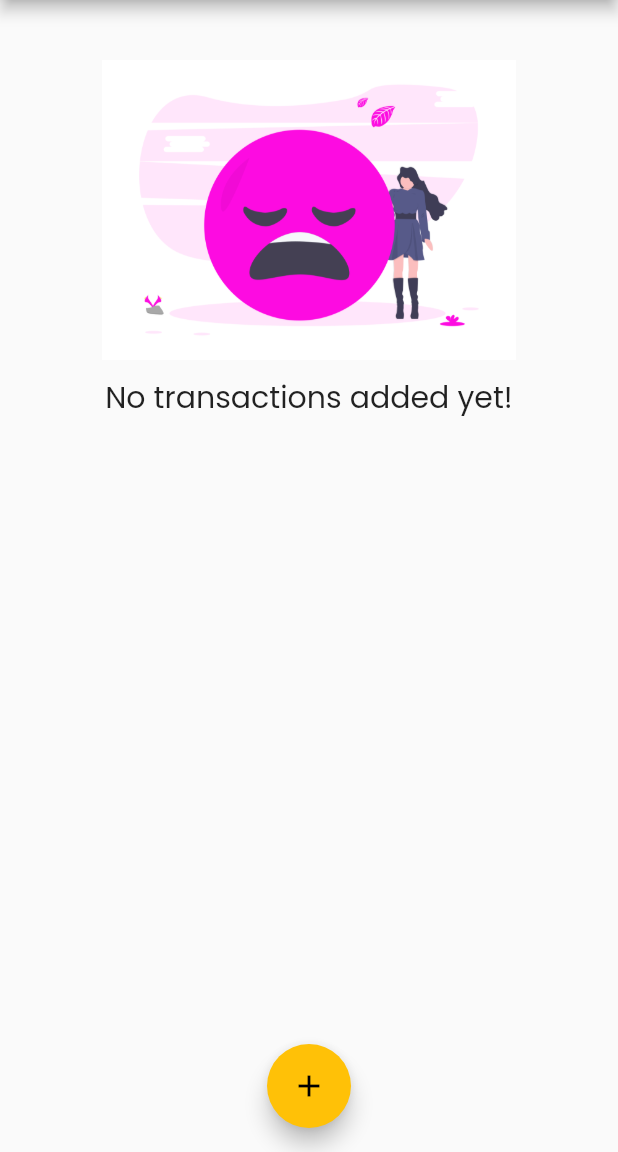
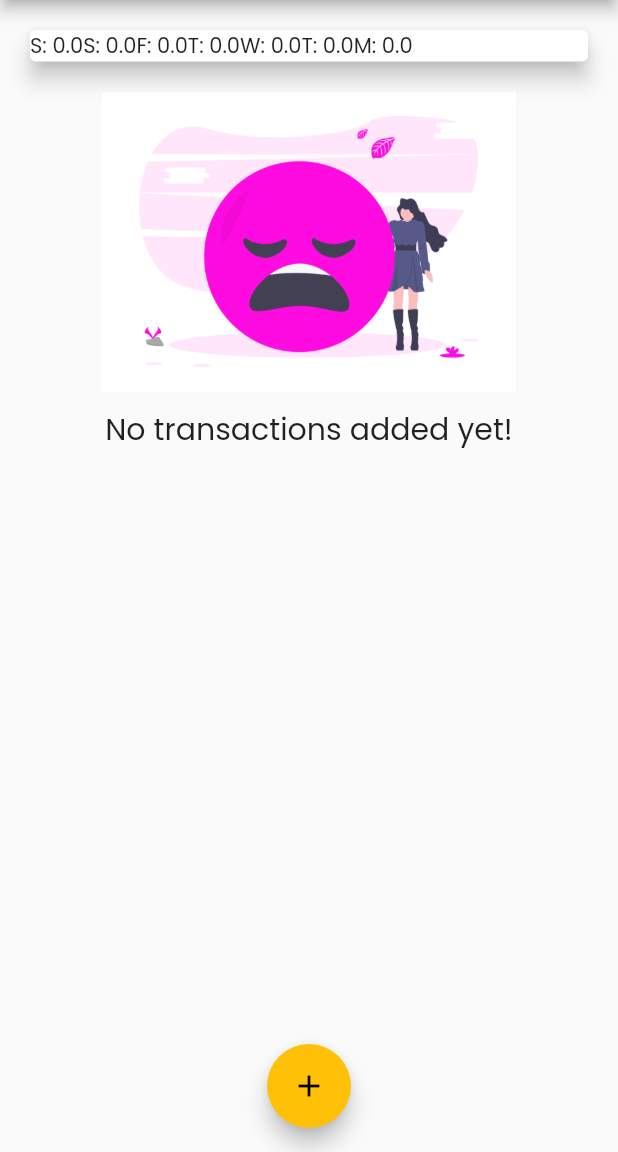
Before and after one commit to Alldden/flutter_complete_guide2, a Flutter app: the screen it shows after launch, on a phone screen of 412 x 824 dp, the part 84-1236 px from its top. Run offline on Flutter 3.47's test engine with Material 2 defaults, Android fonts, the phone set to English and light mode, and no system bars.

Commit message:
Creating Bars for our Chart

```diff
--- a/lib/widgets/chart.dart
+++ b/lib/widgets/chart.dart
@@ -23,7 +23,10 @@ class Chart extends StatelessWidget {
         }
       }
 
-      return {'day': DateFormat.E().format(weekDay), 'amount': totalSum};
+      return {
+        'day': DateFormat.E().format(weekDay).substring(0, 1),
+        'amount': totalSum
+      };
     });
   }
 
@@ -32,7 +35,10 @@ class Chart extends StatelessWidget {
     return Card(
       elevation: 6,
       margin: EdgeInsets.all(20),
-      child: Row(children: []),
+      child: Row(
+          children: groupedTransactionValues.map(((data) {
+        return Text('${data['day']}: ${data['amount']}');
+      })).toList()),
     );
   }
 }
```
Also changed, not shown: lib/widgets/chart_bar.dart (added, +46 -0 lines).
